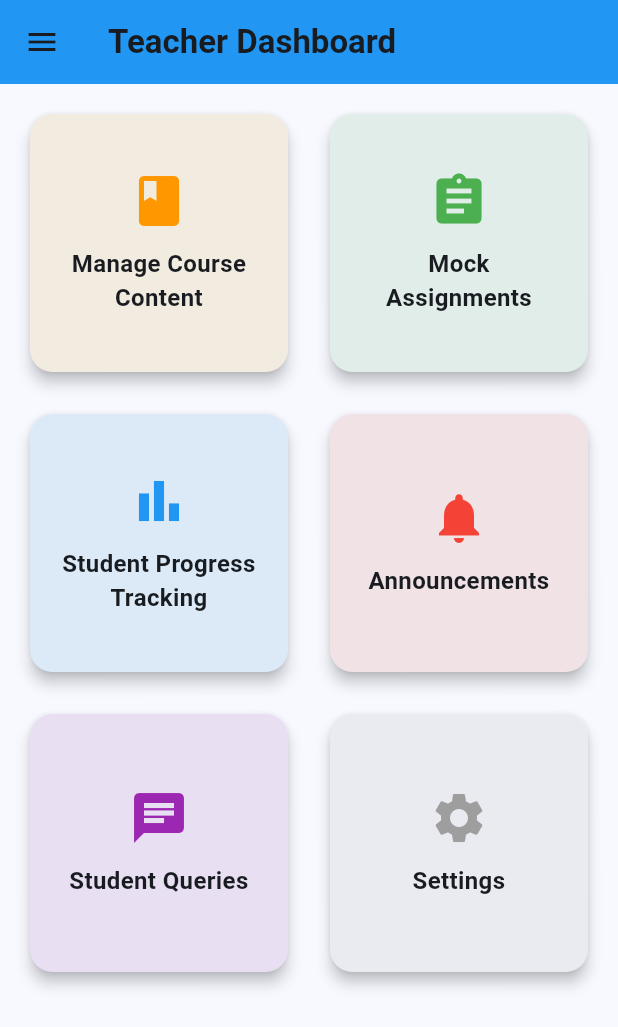
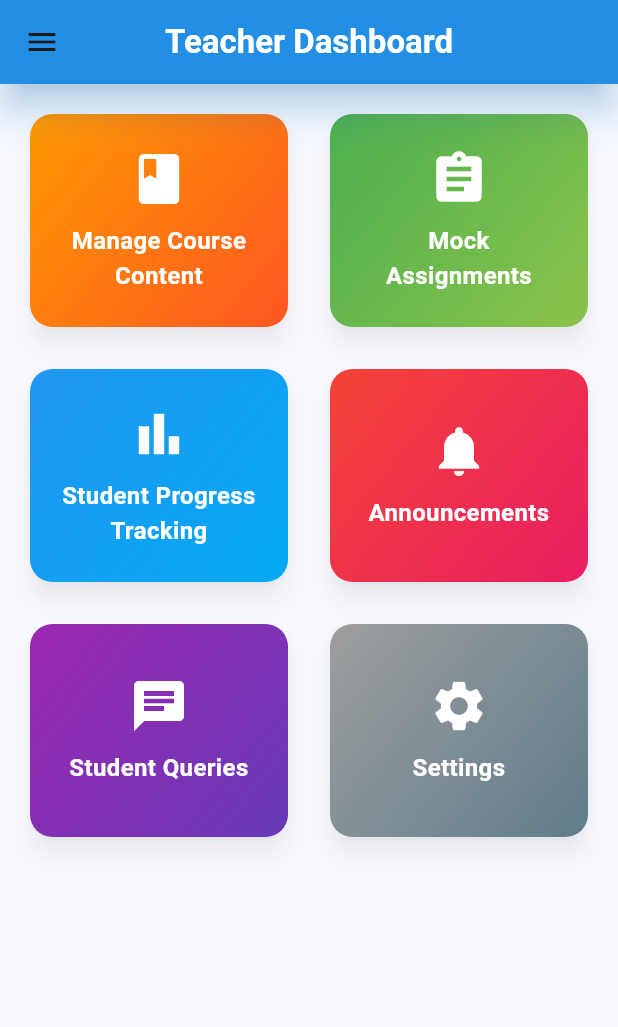
Before and after one commit to AnantKumarSingh26/Redesigned-Padhai, a Flutter app: the TeacherDashboard screen opened directly, on a phone screen of 412 x 824 dp. Shown: the top 1027 px of the screen. Run offline on Flutter 3.47's test engine with Material 3 defaults, Android fonts, the phone set to English and light mode, and no system bars.

Commit message:
Teacher Dashboard Updated

```diff
--- a/lib/adminDashbord.dart
+++ b/lib/adminDashbord.dart
@@ -26,7 +26,7 @@ class AdminDashboard extends StatelessWidget {
             const SizedBox(height: 20),
             GridView.builder(
               shrinkWrap: true,
-              physics: const NeverScrollableScrollPhysics(),
+              // physics: const NeverScrollableScrollPhysics(),
               gridDelegate: SliverGridDelegateWithFixedCrossAxisCount(
                 crossAxisCount: isTablet ? 2 : 1,
                 crossAxisSpacing: 16,
@@ -43,7 +43,7 @@ class AdminDashboard extends StatelessWidget {
       ),
     );
   }
-
+//Admin Tool method declaration
   Widget _buildSectionHeader(String title, IconData icon) {
     return Row(
       children: [
--- a/lib/teacher_dashbord.dart
+++ b/lib/teacher_dashbord.dart
@@ -1,7 +1,7 @@
 import 'package:flutter/material.dart';
 
 class TeacherDashboard extends StatelessWidget {
-  const TeacherDashboard({super.key});
+   TeacherDashboard({super.key});
 
   @override
   Widget build(BuildContext context) {
@@ -9,100 +9,115 @@ class TeacherDashboard extends StatelessWidget {
       appBar: AppBar(
         title: const Text(
           'Teacher Dashboard',
-          style: TextStyle(fontSize: 22, fontWeight: FontWeight.bold),
+          style: TextStyle(
+            fontSize: 22,
+            fontWeight: FontWeight.bold,
+            color: Colors.white,
+          ),
         ),
         backgroundColor: Colors.blue,
+        elevation: 10,
+        shadowColor: Colors.blue.withOpacity(0.5),
+        centerTitle: true,
       ),
-      drawer: _buildDrawerMenu(),
+      drawer: _buildDrawerMenu(context),
       body: Padding(
         padding: const EdgeInsets.all(16.0),
-        child: GridView.count(
-          crossAxisCount: MediaQuery.of(context).size.width > 600 ? 3 : 2,
-          crossAxisSpacing: 20,
-          mainAxisSpacing: 20,
-          children: [
-            _buildDashboardCard(
-              Icons.book,
-              'Manage Course Content',
-              Colors.orange,
-            ),
-            _buildDashboardCard(
-              Icons.assignment,
-              'Mock Assignments',
-              Colors.green,
-            ),
-            _buildDashboardCard(
-              Icons.bar_chart,
-              'Student Progress Tracking',
-              Colors.blue,
-            ),
-            _buildDashboardCard(
-              Icons.notifications,
-              'Announcements',
-              Colors.red,
-            ),
-            _buildDashboardCard(Icons.chat, 'Student Queries', Colors.purple),
-            _buildDashboardCard(Icons.settings, 'Settings', Colors.grey),
-          ],
+        child: GridView.builder(
+          gridDelegate: SliverGridDelegateWithFixedCrossAxisCount(
+            crossAxisCount: MediaQuery.of(context).size.width > 600 ? 3 : 2,
+            crossAxisSpacing: 20,
+            mainAxisSpacing: 20,
+            childAspectRatio: 1.2,
+          ),
+          itemCount: _dashboardItems.length,
+          itemBuilder: (context, index) {
+            return _buildDashboardCard(
+              _dashboardItems[index].icon,
+              _dashboardItems[index].title,
+              _dashboardItems[index].gradient,
+            );
+          },
         ),
       ),
     );
   }
 
-  Widget _buildDrawerMenu() {
+  Widget _buildDrawerMenu(BuildContext context) {
     return Drawer(
       child: ListView(
         padding: EdgeInsets.zero,
         children: [
-          DrawerHeader(
-            decoration: BoxDecoration(color: Colors.blue.withOpacity(0.4)),
-            child: const Center(
-              child: Text(
-                'Menu',
-                style: TextStyle(
-                  fontSize: 24,
-                  fontWeight: FontWeight.bold,
-                  color: Colors.white,
-                ),
+          UserAccountsDrawerHeader(
+            decoration: BoxDecoration(
+              gradient: LinearGradient(
+                colors: [Colors.blue, Colors.lightBlue.shade300],
+                begin: Alignment.topLeft,
+                end: Alignment.bottomRight,
+              ),
+            ),
+            accountName: const Text(
+              'John Doe',
+              style: TextStyle(fontSize: 18, fontWeight: FontWeight.bold),
+            ),
+            accountEmail: const Text('john.doe@example.com'),
+            currentAccountPicture: CircleAvatar(
+              backgroundColor: Colors.white,
+              child: Icon(
+                Icons.person,
+                size: 40,
+                color: Colors.blue,
               ),
             ),
           ),
-          _buildDrawerItem(Icons.person, 'Profile Update'),
-          _buildDrawerItem(Icons.settings, 'Settings'),
-          _buildDrawerItem(Icons.logout, 'Logout'),
+          _buildDrawerItem(Icons.person, 'Profile Update', () {
+            // Navigate to profile update
+          }),
+          _buildDrawerItem(Icons.settings, 'Settings', () {
+            // Navigate to settings
+          }),
+          _buildDrawerItem(Icons.logout, 'Logout', () {
+            // Handle logout
+          }),
         ],
       ),
     );
   }
 
-  Widget _buildDrawerItem(IconData icon, String title) {
+  Widget _buildDrawerItem(IconData icon, String title, VoidCallback onTap) {
     return ListTile(
       leading: Icon(icon, color: Colors.blue),
-      title: Text(title, style: const TextStyle(fontSize: 18)),
-      onTap: () {
-
-
-      },
+      title: Text(
+        title,
+        style: const TextStyle(fontSize: 18),
+      ),
+      onTap: onTap,
     );
   }
 
-  Widget _buildDashboardCard(IconData icon, String title, Color color) {
+  Widget _buildDashboardCard(IconData icon, String title, Gradient gradient) {
     return Card(
-      shape: RoundedRectangleBorder(borderRadius: BorderRadius.circular(15)),
-      elevation: 4,
+      shape: RoundedRectangleBorder(
+        borderRadius: BorderRadius.circular(15),
+      ),
+      elevation: 6,
+      shadowColor: Colors.black.withOpacity(0.3),
       child: InkWell(
-        onTap: () {},
+        onTap: () {
+          // Handle card tap
+        },
         borderRadius: BorderRadius.circular(15),
+        splashColor: Colors.white.withOpacity(0.2),
         child: Container(
           decoration: BoxDecoration(
             borderRadius: BorderRadius.circular(15),
-            color: color.withOpacity(0.1),
+            gradient: gradient,
           ),
           padding: const EdgeInsets.all(20),
           child: Column(
             mainAxisAlignment: MainAxisAlignment.center,
             children: [
-              Icon(icon, size: 40, color: color),
+              Icon(icon, size: 40, color: Colors.white),
               const SizedBox(height: 10),
               Text(
                 title,
@@ -110,6 +125,7 @@ class TeacherDashboard extends StatelessWidget {
                 style: const TextStyle(
                   fontSize: 16,
                   fontWeight: FontWeight.bold,
+                  color: Colors.white,
                 ),
               ),
             ],
@@ -118,4 +134,69 @@ class TeacherDashboard extends StatelessWidget {
       ),
     );
   }
+
+  final List<DashboardItem> _dashboardItems = [
+    DashboardItem(
+      Icons.book,
+      'Manage Course Content',
+      LinearGradient(
+        colors: [Colors.orange, Colors.deepOrange],
+        begin: Alignment.topLeft,
+        end: Alignment.bottomRight,
+      ),
+    ),
+    DashboardItem(
+      Icons.assignment,
+      'Mock Assignments',
+      LinearGradient(
+        colors: [Colors.green, Colors.lightGreen],
+        begin: Alignment.topLeft,
+        end: Alignment.bottomRight,
+      ),
+    ),
+    DashboardItem(
+      Icons.bar_chart,
+      'Student Progress Tracking',
+      LinearGradient(
+        colors: [Colors.blue, Colors.lightBlue],
+        begin: Alignment.topLeft,
+        end: Alignment.bottomRight,
+      ),
+    ),
+    DashboardItem(
+      Icons.notifications,
+      'Announcements',
+      LinearGradient(
+        colors: [Colors.red, Colors.pink],
+        begin: Alignment.topLeft,
+        end: Alignment.bottomRight,
+      ),
+    ),
+    DashboardItem(
+      Icons.chat,
+      'Student Queries',
+      LinearGradient(
+        colors: [Colors.purple, Colors.deepPurple],
+        begin: Alignment.topLeft,
+        end: Alignment.bottomRight,
+      ),
+    ),
+    DashboardItem(
+      Icons.settings,
+      'Settings',
+      LinearGradient(
+        colors: [Colors.grey, Colors.blueGrey],
+        begin: Alignment.topLeft,
+        end: Alignment.bottomRight,
+      ),
+    ),
+  ];
 }
+
+class DashboardItem {
+  final IconData icon;
+  final String title;
+  final Gradient gradient;
+
+  DashboardItem(this.icon, this.title, this.gradient);
+}
```
Also changed, not shown: lib/decide.dart (+63 -20 lines), lib/student_dashbord.dart (+81 -32 lines).
